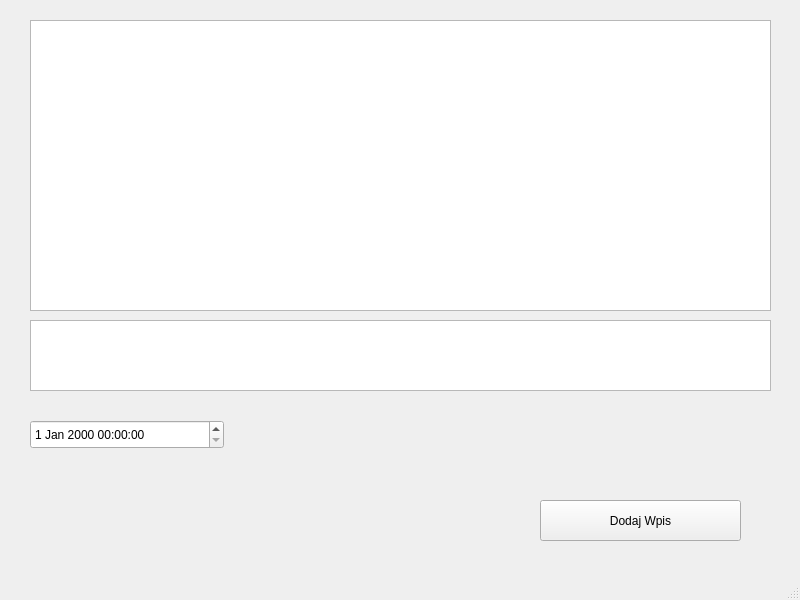
Above: PamietnikQT/pamietnik.ui from JakubDulewicz/PamietnikQT before the change. Below: the same form after it.
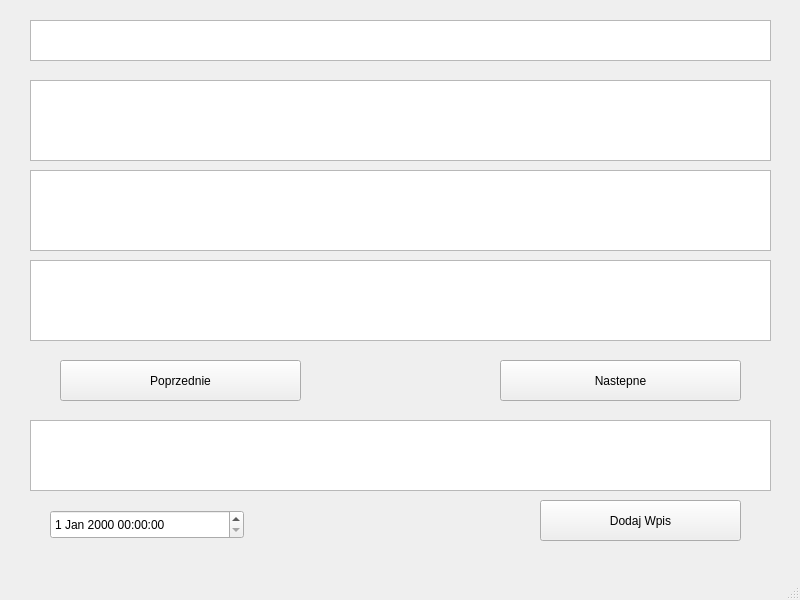
That is the form after the change.

Diff of the .ui file:
```diff
--- a/PamietnikQT/pamietnik.ui
+++ b/PamietnikQT/pamietnik.ui
@@ -17,8 +17,8 @@
    <widget class="QDateTimeEdit" name="dataWpisuDateTime">
     <property name="geometry">
      <rect>
-      <x>30</x>
-      <y>420</y>
+      <x>50</x>
+      <y>510</y>
       <width>194</width>
       <height>29</height>
      </rect>
@@ -46,7 +46,7 @@
       <x>30</x>
       <y>20</y>
       <width>741</width>
-      <height>291</height>
+      <height>41</height>
      </rect>
     </property>
     <property name="sizePolicy">
@@ -69,12 +69,68 @@
     <property name="geometry">
      <rect>
       <x>30</x>
-      <y>320</y>
+      <y>420</y>
       <width>741</width>
       <height>71</height>
      </rect>
     </property>
    </widget>
+   <widget class="QTextEdit" name="previousWpisTextEdit">
+    <property name="geometry">
+     <rect>
+      <x>30</x>
+      <y>80</y>
+      <width>741</width>
+      <height>81</height>
+     </rect>
+    </property>
+   </widget>
+   <widget class="QTextEdit" name="currentWpisTextEdit">
+    <property name="geometry">
+     <rect>
+      <x>30</x>
+      <y>170</y>
+      <width>741</width>
+      <height>81</height>
+     </rect>
+    </property>
+   </widget>
+   <widget class="QTextEdit" name="nextWpisTextEdit">
+    <property name="geometry">
+     <rect>
+      <x>30</x>
+      <y>260</y>
+      <width>741</width>
+      <height>81</height>
+     </rect>
+    </property>
+   </widget>
+   <widget class="QPushButton" name="previousWpisPushButton">
+    <property name="geometry">
+     <rect>
+      <x>60</x>
+      <y>360</y>
+      <width>241</width>
+      <height>41</height>
+     </rect>
+    </property>
+    <property name="text">
+     <string>Poprzednie</string>
+    </property>
+   </widget>
+   <widget class="QPushButton" name="nextWpispPushButton">
+    <property name="geometry">
+     <rect>
+      <x>500</x>
+      <y>360</y>
+      <width>241</width>
+      <height>41</height>
+     </rect>
+    </property>
+    <property name="text">
+     <string>Nastepne</string>
+    </property>
+   </widget>
   </widget>
   <widget class="QMenuBar" name="menubar">
    <property name="geometry">
```
